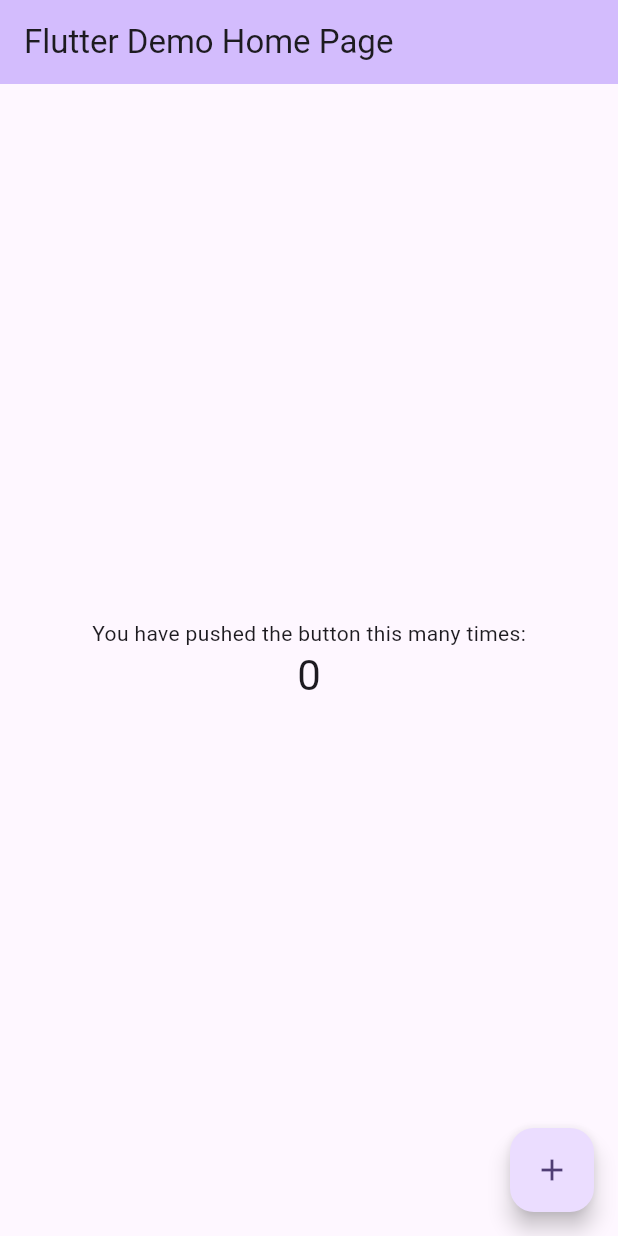
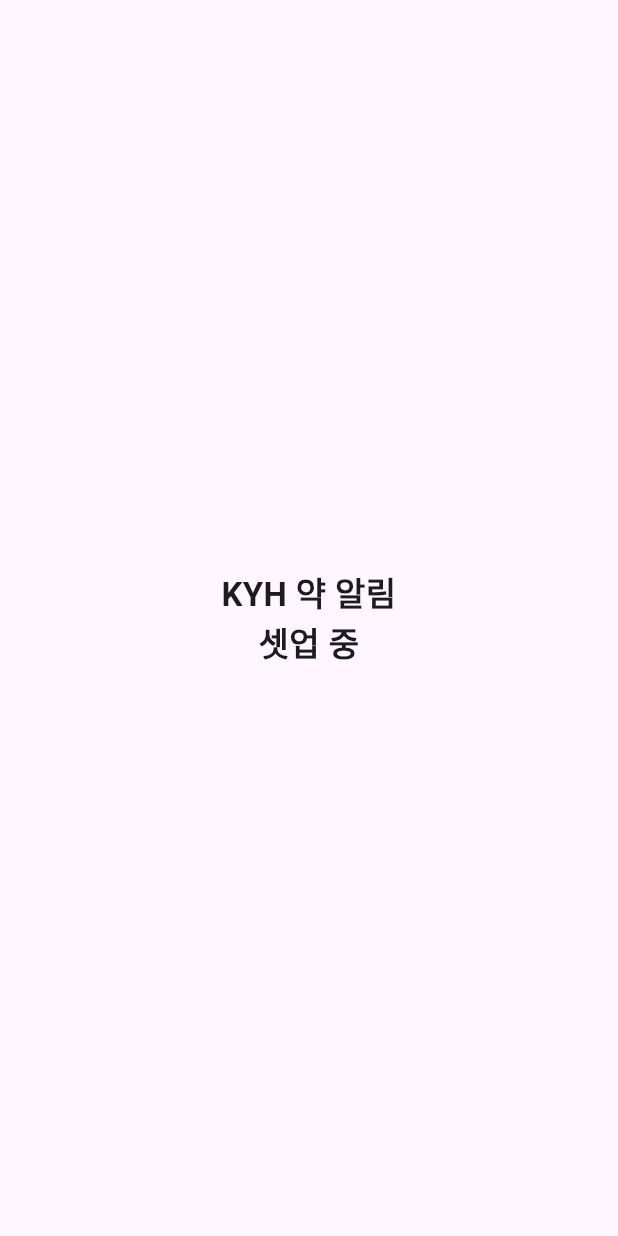
Before and after one commit to y0000h/kyh_medi, a Flutter app: the screen it shows after launch, on a phone screen of 412 x 824 dp. Run offline on Flutter 3.47's test engine with Material 3 defaults, Android fonts, the phone set to English and light mode, and no system bars; our stand-ins replace firebase_core, hive_flutter, supabase_flutter; accounts and stored records are empty.

Commit message:
feat: Phase 0 완료 — Firebase 셋업 + Hive/Supabase/Firebase init 헬퍼 + 빌드 검증
Task 0.8 (Firebase):
- flutterfire configure로 자동 셋업 (kyh-medi 프로젝트, com.kyh.medi.kyh_medi 자동 등록)
- lib/firebase_options.dart 생성
- android/app/google-services.json 다운로드
- android/settings.gradle.kts: google-services plugin 4.3.15 (Kotlin DSL)
- android/app/build.gradle.kts: google-services plugin apply
- core library desugaring 활성화 (flutter_local_notifications 요구)
- desugar_jdk_libs 2.1.4 추가
- main.dart placeholder로 교체 (Phase 6에서 통째 교체 예정,
  scaffold default가 dot-shorthand 사용해서 sdk ^3.5.0과 충돌)

Task 0.9 (Hive init):
- lib/core/hive/hive_init.dart: 박스 5개 상수 + initialize()
  (어댑터 등록은 Phase 1 모델 작성 후 추가)

Task 0.10 (Supabase init):
- lib/core/supabase/supabase_init.dart: Supabase.initialize() + client getter

Task 0.11 (Firebase init):
- lib/core/firebase/firebase_init.dart: Firebase.initializeApp()

빌드 검증:
- flutter build apk --debug → √ Built app-debug.apk (160MB, 11분)
- 모든 의존성 (Hive + Supabase + Firebase + AdMob + IAP +
  flutter_local_notifications + image_picker 등) 컴파일 통과

진행 기록: docs/progress/2026-05-01.md 업데이트.
Phase 0 완료. 다음: Phase 1 데이터 레이어 (Hive Repository TDD).

Co-Authored-By: Claude Opus 4.7 (1M context) <noreply@anthropic.com>

```diff
--- a/lib/main.dart
+++ b/lib/main.dart
@@ -1,122 +1,16 @@
 import 'package:flutter/material.dart';
 
+/// 임시 placeholder. Phase 6에서 모드 분기 진입점 (HiveInit + SupabaseInit + FirebaseInit + ModeSelect)으로 교체됨.
 void main() {
-  runApp(const MyApp());
-}
-
-class MyApp extends StatelessWidget {
-  const MyApp({super.key});
-
-  // This widget is the root of your application.
-  @override
-  Widget build(BuildContext context) {
-    return MaterialApp(
-      title: 'Flutter Demo',
-      theme: ThemeData(
-        // This is the theme of your application.
-        //
-        // TRY THIS: Try running your application with "flutter run". You'll see
-        // the application has a purple toolbar. Then, without quitting the app,
-        // try changing the seedColor in the colorScheme below to Colors.green
-        // and then invoke "hot reload" (save your changes or press the "hot
-        // reload" button in a Flutter-supported IDE, or press "r" if you used
-        // the command line to start the app).
-        //
-        // Notice that the counter didn't reset back to zero; the application
-        // state is not lost during the reload. To reset the state, use hot
-        // restart instead.
-        //
-        // This works for code too, not just values: Most code changes can be
-        // tested with just a hot reload.
-        colorScheme: .fromSeed(seedColor: Colors.deepPurple),
-      ),
-      home: const MyHomePage(title: 'Flutter Demo Home Page'),
-    );
-  }
-}
-
-class MyHomePage extends StatefulWidget {
-  const MyHomePage({super.key, required this.title});
-
-  // This widget is the home page of your application. It is stateful, meaning
-  // that it has a State object (defined below) that contains fields that affect
-  // how it looks.
-
-  // This class is the configuration for the state. It holds the values (in this
-  // case the title) provided by the parent (in this case the App widget) and
-  // used by the build method of the State. Fields in a Widget subclass are
-  // always marked "final".
-
-  final String title;
-
-  @override
-  State<MyHomePage> createState() => _MyHomePageState();
-}
-
-class _MyHomePageState extends State<MyHomePage> {
-  int _counter = 0;
-
-  void _incrementCounter() {
-    setState(() {
-      // This call to setState tells the Flutter framework that something has
-      // changed in this State, which causes it to rerun the build method below
-      // so that the display can reflect the updated values. If we changed
-      // _counter without calling setState(), then the build method would not be
-      // called again, and so nothing would appear to happen.
-      _counter++;
-    });
-  }
-
-  @override
-  Widget build(BuildContext context) {
-    // This method is rerun every time setState is called, for instance as done
-    // by the _incrementCounter method above.
-    //
-    // The Flutter framework has been optimized to make rerunning build methods
-    // fast, so that you can just rebuild anything that needs updating rather
-    // than having to individually change instances of widgets.
-    return Scaffold(
-      appBar: AppBar(
-        // TRY THIS: Try changing the color here to a specific color (to
-        // Colors.amber, perhaps?) and trigger a hot reload to see the AppBar
-        // change color while the other colors stay the same.
-        backgroundColor: Theme.of(context).colorScheme.inversePrimary,
-        // Here we take the value from the MyHomePage object that was created by
-        // the App.build method, and use it to set our appbar title.
-        title: Text(widget.title),
-      ),
+  runApp(const MaterialApp(
+    home: Scaffold(
       body: Center(
-        // Center is a layout widget. It takes a single child and positions it
-        // in the middle of the parent.
-        child: Column(
-          // Column is also a layout widget. It takes a list of children and
-          // arranges them vertically. By default, it sizes itself to fit its
-          // children horizontally, and tries to be as tall as its parent.
-          //
-          // Column has various properties to control how it sizes itself and
-          // how it positions its children. Here we use mainAxisAlignment to
-          // center the children vertically; the main axis here is the vertical
-          // axis because Columns are vertical (the cross axis would be
-          // horizontal).
-          //
-          // TRY THIS: Invoke "debug painting" (choose the "Toggle Debug Paint"
-          // action in the IDE, or press "p" in the console), to see the
-          // wireframe for each widget.
-          mainAxisAlignment: .center,
-          children: [
-            const Text('You have pushed the button this many times:'),
-            Text(
-              '$_counter',
-              style: Theme.of(context).textTheme.headlineMedium,
-            ),
-          ],
+        child: Text(
+          'KYH 약 알림\n셋업 중',
+          textAlign: TextAlign.center,
+          style: TextStyle(fontSize: 22, fontWeight: FontWeight.w700),
         ),
       ),
-      floatingActionButton: FloatingActionButton(
-        onPressed: _incrementCounter,
-        tooltip: 'Increment',
-        child: const Icon(Icons.add),
-      ),
-    );
-  }
+    ),
+  ));
 }
```
Also changed, not shown: lib/core/firebase/firebase_init.dart (added, +13 -0 lines), lib/core/hive/hive_init.dart (added, +30 -0 lines), lib/core/supabase/supabase_init.dart (added, +17 -0 lines), firebase.json (added), lib/firebase_options.dart (added), 4 other files.
